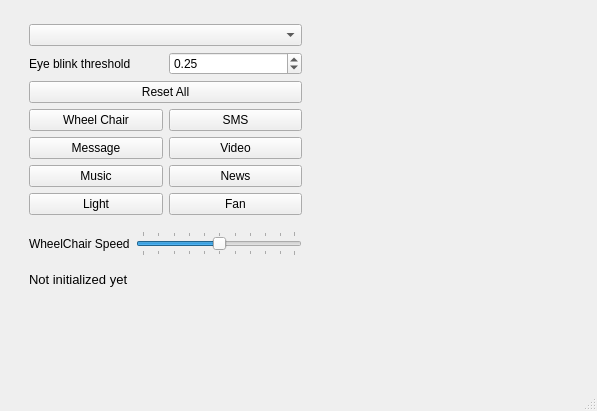
This is UI/MainWindow.ui in sakibreza/EyeTask-V2.0 as Qt 5 draws it before an edit. The edited form follows.
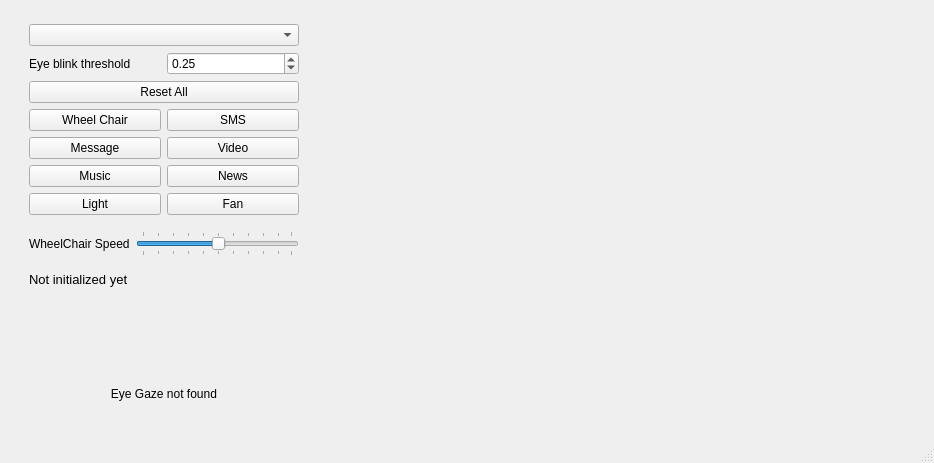
This is the edited form.

The edit to the form file:
```diff
--- a/UI/MainWindow.ui
+++ b/UI/MainWindow.ui
@@ -6,8 +6,8 @@
    <rect>
     <x>0</x>
     <y>0</y>
-    <width>597</width>
-    <height>411</height>
+    <width>836</width>
+    <height>463</height>
    </rect>
   </property>
   <property name="windowTitle">
@@ -26,6 +26,12 @@
       <property name="topMargin">
        <number>15</number>
       </property>
+      <property name="rightMargin">
+       <number>20</number>
+      </property>
+      <property name="bottomMargin">
+       <number>0</number>
+      </property>
       <item>
        <layout class="QVBoxLayout" name="verticalLayout_2">
         <item>
@@ -225,14 +231,33 @@
           </property>
          </widget>
         </item>
+        <item>
+         <widget class="QLabel" name="gaze_image_label">
+          <property name="minimumSize">
+           <size>
+            <width>30</width>
+            <height>70</height>
+           </size>
+          </property>
+          <property name="text">
+           <string>Eye Gaze not found</string>
+          </property>
+          <property name="alignment">
+           <set>Qt::AlignCenter</set>
+          </property>
+         </widget>
+        </item>
        </layout>
       </item>
       <item>
        <widget class="QLabel" name="main_image_label">
+        <property name="enabled">
+         <bool>true</bool>
+        </property>
         <property name="minimumSize">
          <size>
-          <width>280</width>
-          <height>340</height>
+          <width>600</width>
+          <height>300</height>
          </size>
         </property>
         <property name="text">
```
Left out of the diff: 2 changed lines with no effect on the pictures.
